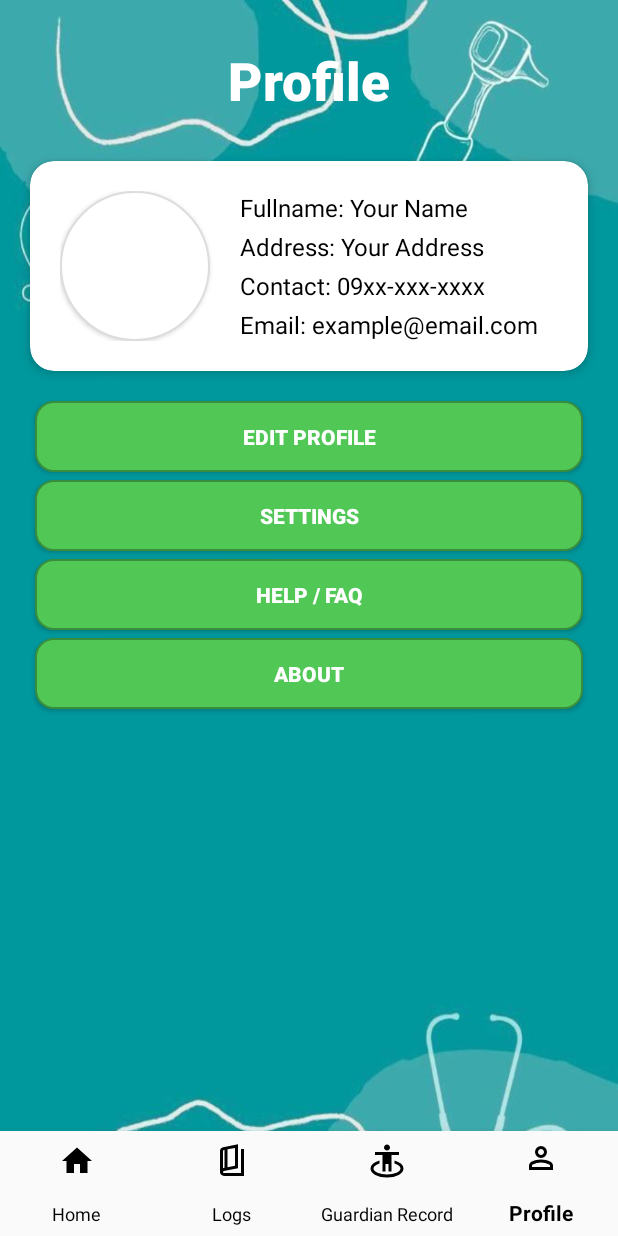
After one commit to yljunsenido-hub/MediVoice, an Android app: the Profile screen opened directly, with no data from a screen before it, on a phone screen of 412 x 824 dp. The commit adds this screen. Run offline under Robolectric (Android 15) with nearby library versions, the phone set to English and light mode, and no system bars; our stand-ins replace Firebase (no records; nobody signed in at launch, a user with empty details on screens opened directly).

Commit message:
MediBot:Profile page:Not done

```diff
--- a/app/src/main/AndroidManifest.xml
+++ b/app/src/main/AndroidManifest.xml
@@ -21,6 +21,9 @@
         android:supportsRtl="true"
         android:theme="@style/Theme.MediVoice"
         tools:targetApi="31">
+        <activity
+            android:name=".Profile"
+            android:exported="false" />
         <activity
             android:name=".GuardianLogs"
             android:exported="false" />
--- a/app/src/main/java/com/example/medivoice/HomePage.java
+++ b/app/src/main/java/com/example/medivoice/HomePage.java
@@ -172,10 +172,10 @@ public class HomePage extends AppCompatActivity {
 //                    startActivity(new Intent(getApplicationContext(), GuardianRecordActivity.class));
 //                    overridePendingTransition(0, 0);
 //                    return true;
-//                } else if (itemId == R.id.nav_profile) {
-//                    startActivity(new Intent(getApplicationContext(), ProfileActivity.class));
-//                    overridePendingTransition(0, 0);
-//                    return true;
+                } else if (itemId == R.id.nav_profile) {
+                    startActivity(new Intent(getApplicationContext(), Profile.class));
+                    overridePendingTransition(0, 0);
+                    return true;
                 }
 
                 return false;
--- /dev/null
+++ b/app/src/main/java/com/example/medivoice/Profile.java
@@ -0,0 +1,127 @@
+package com.example.medivoice;
+
+import android.content.Intent;
+import android.os.Bundle;
+import android.view.MenuItem;
+import android.widget.TextView;
+import android.widget.Toast;
+
+import androidx.activity.EdgeToEdge;
+import androidx.annotation.NonNull;
+import androidx.appcompat.app.AppCompatActivity;
+import androidx.core.graphics.Insets;
+import androidx.core.view.ViewCompat;
+import androidx.core.view.WindowInsetsCompat;
+
+import com.google.android.material.bottomnavigation.BottomNavigationView;
+import com.google.firebase.auth.FirebaseAuth;
+import com.google.firebase.auth.FirebaseUser;
+import com.google.firebase.database.DataSnapshot;
+import com.google.firebase.database.DatabaseError;
+import com.google.firebase.database.DatabaseReference;
+import com.google.firebase.database.FirebaseDatabase;
+import com.google.firebase.database.ValueEventListener;
+
+public class Profile extends AppCompatActivity {
+
+    private TextView fullnameText, addressText, contactText, emailText;
+    BottomNavigationView bottomNavigationView;
+
+    @Override
+    protected void onCreate(Bundle savedInstanceState) {
+        super.onCreate(savedInstanceState);
+        EdgeToEdge.enable(this);
+        setContentView(R.layout.activity_profile);
+
+        ViewCompat.setOnApplyWindowInsetsListener(findViewById(R.id.main), (v, insets) -> {
+            Insets systemBars = insets.getInsets(WindowInsetsCompat.Type.systemBars());
+            v.setPadding(systemBars.left, systemBars.top, systemBars.right, systemBars.bottom);
+            return insets;
+        });
+
+        // Bind TextViews
+        fullnameText = findViewById(R.id.fullnameText);
+        addressText = findViewById(R.id.addressText);
+        contactText = findViewById(R.id.contactText);
+        emailText = findViewById(R.id.emailText);
+        bottomNavigationView = findViewById(R.id.bottomNavigation);
+        bottomNavigationView.setSelectedItemId(R.id.nav_profile);
+
+        loadUserData();
+
+        // for bottom navigation
+        bottomNavigationView.setOnItemSelectedListener(new BottomNavigationView.OnItemSelectedListener() {
+            @Override
+            public boolean onNavigationItemSelected(@NonNull MenuItem item) {
+                int itemId = item.getItemId();
+
+                if (itemId == R.id.nav_profile) {
+                    return true; // Stay on Home
+                } else if (itemId == R.id.nav_chat) {
+                    startActivity(new Intent(getApplicationContext(), Logs.class));
+                    overridePendingTransition(0, 0);
+                    return true;
+//                } else if (itemId == R.id.nav_mic) {
+//                    startActivity(new Intent(getApplicationContext(), GuardianRecordActivity.class));
+//                    overridePendingTransition(0, 0);
+//                    return true;
+                } else if (itemId == R.id.nav_home) {
+                    startActivity(new Intent(getApplicationContext(), HomePage.class));
+                    overridePendingTransition(0, 0);
+                    return true;
+                }
+
+                return false;
+            }
+        });
+    }
+
+    private void loadUserData() {
+        FirebaseUser user = FirebaseAuth.getInstance().getCurrentUser();
+
+        if (user == null) {
+            Toast.makeText(this, "No user logged in", Toast.LENGTH_SHORT).show();
+            return;
+        }
+
+        String uid = user.getUid();
+
+        DatabaseReference userRef = FirebaseDatabase.getInstance()
+                .getReference("Users")
+                .child(uid);
+
+        userRef.addListenerForSingleValueEvent(new ValueEventListener() {
+            @Override
+            public void onDataChange(DataSnapshot snapshot) {
+                if (!snapshot.exists()) {
+                    Toast.makeText(Profile.this, "User data not found", Toast.LENGTH_SHORT).show();
+                    return;
+                }
+
+                String firstName = snapshot.child("firstName").getValue(String.class);
+                String lastName = snapshot.child("lastName").getValue(String.class);
+                String address = snapshot.child("address").getValue(String.class);
+                String contactNumber = snapshot.child("contactNumber").getValue(String.class);
+                String email = snapshot.child("email").getValue(String.class);
+
+                if (firstName == null) firstName = "";
+                if (lastName == null) lastName = "";
+                if (address == null) address = "";
+                if (contactNumber == null) contactNumber = "";
+                if (email == null) email = "";
+
+                String fullName = firstName + " " + lastName;
+
+                fullnameText.setText("Full Name: " + fullName);
+                addressText.setText("Address: " + address);
+                contactText.setText("Contact: " + contactNumber);
+                emailText.setText("Email: " + email);
+            }
+
+            @Override
+            public void onCancelled(DatabaseError error) {
+                Toast.makeText(Profile.this, "Error: " + error.getMessage(), Toast.LENGTH_SHORT).show();
+            }
+        });
+    }
+}
--- /dev/null
+++ b/app/src/main/res/drawable/circle.xml
@@ -0,0 +1,7 @@
+<?xml version="1.0" encoding="utf-8"?>
+<shape xmlns:android="http://schemas.android.com/apk/res/android"
+    android:shape="rectangle">
+    <solid android:color="#FFFFFF"/>
+    <corners android:radius="500dp"/>
+    <stroke android:width="1dp" android:color="#DDDDDD" />
+</shape>
--- /dev/null
+++ b/app/src/main/res/layout/activity_profile.xml
@@ -0,0 +1,174 @@
+<?xml version="1.0" encoding="utf-8"?>
+<LinearLayout xmlns:android="http://schemas.android.com/apk/res/android"
+    xmlns:app="http://schemas.android.com/apk/res-auto"
+    xmlns:tools="http://schemas.android.com/tools"
+    android:id="@+id/main"
+    android:layout_width="match_parent"
+    android:layout_height="match_parent"
+    android:background="@drawable/background"
+    android:orientation="vertical"
+    tools:context=".Profile">
+
+    <!-- Top content container -->
+    <LinearLayout
+        android:layout_width="match_parent"
+        android:layout_height="0dp"
+        android:layout_weight="1"
+        android:orientation="vertical"
+        android:paddingTop="30dp">
+
+        <!-- Title -->
+        <TextView
+            android:id="@+id/profileTitle"
+            android:layout_width="match_parent"
+            android:layout_height="wrap_content"
+            android:fontFamily="sans-serif-black"
+            android:gravity="center"
+            android:text="Profile"
+            android:textColor="@color/white"
+            android:textSize="35dp" />
+
+        <!-- CardView containing Row: Circle button + info -->
+        <androidx.cardview.widget.CardView
+            android:id="@+id/profileCard"
+            android:layout_width="match_parent"
+            android:layout_height="wrap_content"
+            android:layout_marginTop="30dp"
+            android:layout_marginStart="20dp"
+            android:layout_marginEnd="20dp"
+            app:cardCornerRadius="16dp"
+            app:cardElevation="4dp">
+
+            <!-- Row: Circle button + info -->
+            <LinearLayout
+                android:layout_width="match_parent"
+                android:layout_height="wrap_content"
+                android:orientation="horizontal"
+                android:paddingStart="20dp"
+                android:paddingEnd="20dp"
+                android:paddingTop="20dp"
+                android:paddingBottom="20dp">
+
+                <!-- Circle Button -->
+                <Button
+                    android:id="@+id/circleButton"
+                    android:layout_width="100dp"
+                    android:layout_height="100dp"
+                    android:background="@drawable/circle"
+                    android:text="IMG"
+                    android:textColor="@color/white"
+                    android:textSize="14sp" />
+
+                <!-- Info Column -->
+                <LinearLayout
+                    android:layout_width="0dp"
+                    android:layout_height="wrap_content"
+                    android:layout_weight="1"
+                    android:orientation="vertical"
+                    android:layout_marginStart="20dp">
+
+                    <TextView
+                        android:id="@+id/fullnameText"
+                        android:layout_width="wrap_content"
+                        android:layout_height="wrap_content"
+                        android:text="Fullname: Your Name"
+                        android:textColor="@color/black"
+                        android:textSize="16sp" />
+
+                    <TextView
+                        android:id="@+id/addressText"
+                        android:layout_width="wrap_content"
+                        android:layout_height="wrap_content"
+                        android:layout_marginTop="4dp"
+                        android:text="Address: Your Address"
+                        android:textColor="@color/black"
+                        android:textSize="16sp" />
+
+                    <TextView
+                        android:id="@+id/contactText"
+                        android:layout_width="wrap_content"
+                        android:layout_height="wrap_content"
+                        android:layout_marginTop="4dp"
+                        android:text="Contact: 09xx-xxx-xxxx"
+                        android:textColor="@color/black"
+                        android:textSize="16sp" />
+
+                    <TextView
+                        android:id="@+id/emailText"
+                        android:layout_width="wrap_content"
+                        android:layout_height="wrap_content"
+                        android:layout_marginTop="4dp"
+                        android:text="Email: example@email.com"
+                        android:textColor="@color/black"
+                        android:textSize="16sp" />
+
+                </LinearLayout>
+
+            </LinearLayout>
+
+        </androidx.cardview.widget.CardView>
+
+        <!-- Buttons under CardView -->
+
+        <Button
+            android:id="@+id/btnEditProfile"
+            android:layout_width="365dp"
+            android:layout_height="47dp"
+            android:layout_gravity="center"
+            android:layout_marginHorizontal="20dp"
+            android:layout_marginTop="20dp"
+            android:background="@drawable/button"
+            android:fontFamily="sans-serif-black"
+            android:text="Edit Profile"
+            android:textColor="@color/white" />
+
+        <Button
+            android:id="@+id/btnSettings"
+            android:layout_width="365dp"
+            android:layout_height="47dp"
+            android:layout_gravity="center"
+            android:layout_marginHorizontal="20dp"
+            android:layout_marginTop="5dp"
+            android:background="@drawable/button"
+            android:fontFamily="sans-serif-black"
+            android:text="Settings"
+            android:textColor="@color/white" />
+
+        <Button
+            android:id="@+id/btnHelpFaq"
+            android:layout_width="365dp"
+            android:layout_height="47dp"
+            android:layout_gravity="center"
+            android:layout_marginHorizontal="20dp"
+            android:layout_marginTop="5dp"
+            android:background="@drawable/button"
+            android:fontFamily="sans-serif-black"
+            android:text="Help / FAQ"
+            android:textColor="@color/white" />
+
+        <Button
+            android:id="@+id/btnAbout"
+            android:layout_width="365dp"
+            android:layout_height="47dp"
+            android:layout_gravity="center"
+            android:layout_marginHorizontal="20dp"
+            android:layout_marginTop="5dp"
+            android:background="@drawable/button"
+            android:fontFamily="sans-serif-black"
+            android:text="About"
+            android:textColor="@color/white" />
+
+    </LinearLayout>
+
+    <!-- Bottom Navigation -->
+    <com.google.android.material.bottomnavigation.BottomNavigationView
+        android:id="@+id/bottomNavigation"
+        android:layout_width="match_parent"
+        android:layout_height="70dp"
+        android:background="?android:attr/windowBackground"
+        app:itemIconTint="@color/black"
+        app:itemTextColor="@color/black"
+        app:labelVisibilityMode="labeled"
+        app:menu="@menu/bottom_nav_menu" />
+
+</LinearLayout>
```
